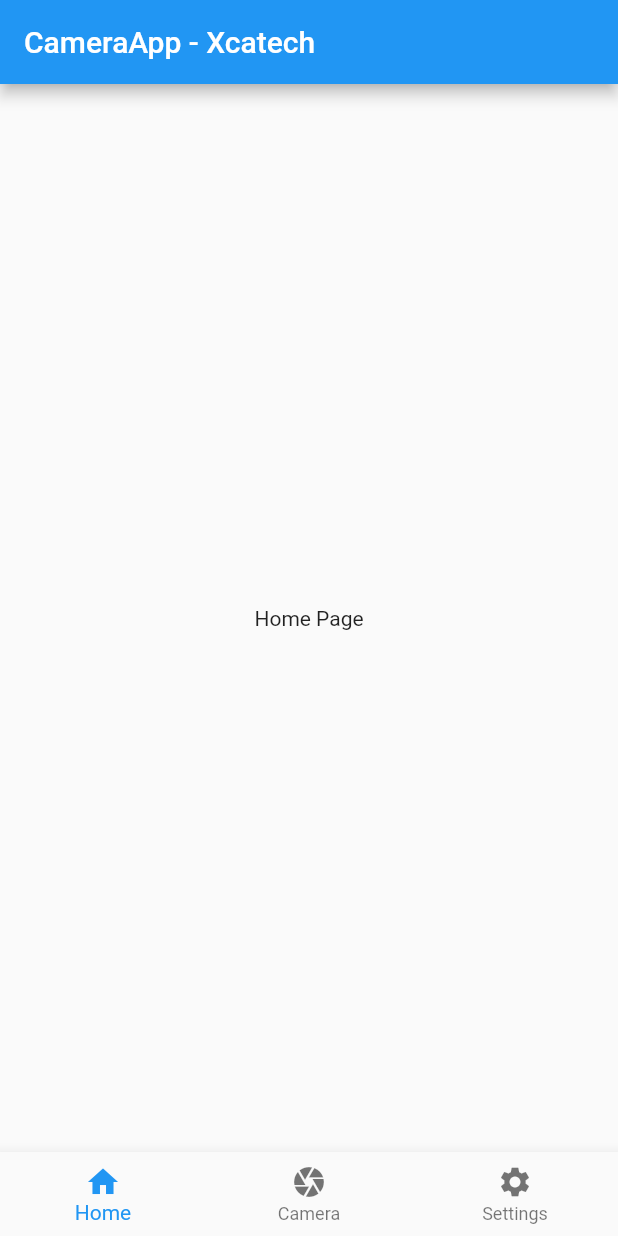
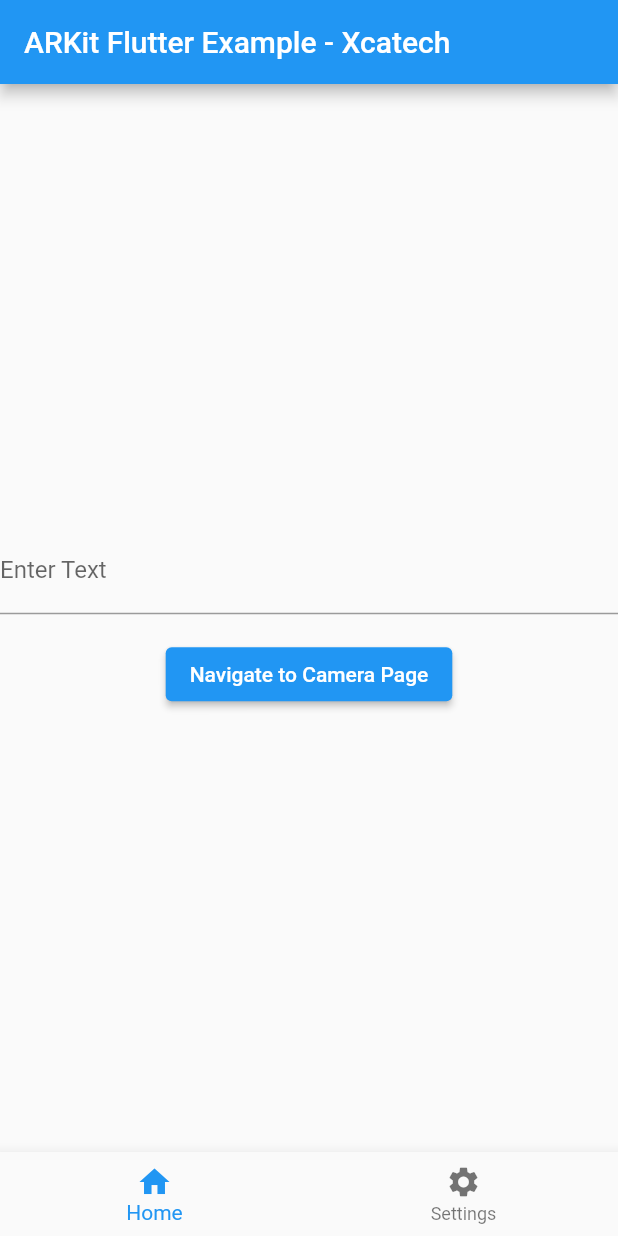
Before and after one commit to LucasoDevDotTk/Flutter-ARKit-Demo, a Flutter app: the screen it shows after launch, on a phone screen of 412 x 824 dp. Run offline on Flutter 3.47's test engine with Material 2 defaults, Android fonts, the phone set to English and light mode, and no system bars; missing offline and left inert: arkit_plugin.

Commit message:
Update main.dart

```diff
--- a/myapp/lib/main.dart
+++ b/myapp/lib/main.dart
@@ -24,20 +24,30 @@ class MyHomePage extends StatefulWidget {
 
 class _MyHomePageState extends State<MyHomePage> {
   int _selectedIndex = 0;
-
-  final List<Widget> _pages = [
-    HomePage(),
-    CameraPage(),
-    ProfilePage(),
-  ];
+  TextEditingController textController = TextEditingController();
 
   @override
   Widget build(BuildContext context) {
     return Scaffold(
       appBar: AppBar(
-        title: Text('CameraApp - Xcatech'),
+        title: Text('ARKit Flutter Example - Xcatech'),
       ),
-      body: _pages[_selectedIndex],
+      body: IndexedStack(
+        index: _selectedIndex,
+        children: [
+          HomePage(
+            onNavigateToCameraPage: (text) {
+              Navigator.push(
+                context,
+                MaterialPageRoute(
+                  builder: (context) => CameraPage(initialText: text),
+                ),
+              );
+            },
+          ),
+          ProfilePage(),
+        ],
+      ),
       bottomNavigationBar: BottomNavigationBar(
         currentIndex: _selectedIndex,
         onTap: (index) {
@@ -51,10 +61,6 @@ class _MyHomePageState extends State<MyHomePage> {
             label: 'Home',
           ),
           BottomNavigationBarItem(
-            icon: Icon(Icons.camera),
-            label: 'Camera',
-          ),
-          BottomNavigationBarItem(
             icon: Icon(Icons.settings),
             label: 'Settings',
           ),
@@ -64,16 +70,67 @@ class _MyHomePageState extends State<MyHomePage> {
   }
 }
 
-class HomePage extends StatelessWidget {
+class HomePage extends StatefulWidget {
+  final Function(String) onNavigateToCameraPage;
+
+  HomePage({required this.onNavigateToCameraPage});
+
+  @override
+  _HomePageState createState() => _HomePageState();
+}
+
+class _HomePageState extends State<HomePage> {
+  TextEditingController textController = TextEditingController();
+
   @override
   Widget build(BuildContext context) {
     return Center(
-      child: Text('Home Page'),
+      child: Column(
+        mainAxisAlignment: MainAxisAlignment.center,
+        children: [
+          TextField(
+            controller: textController,
+            decoration: InputDecoration(labelText: 'Enter Text'),
+          ),
+          SizedBox(height: 16),
+          ElevatedButton(
+            onPressed: () {
+              // Pass the text to the callback function
+              widget.onNavigateToCameraPage(textController.text);
+            },
+            child: Text('Navigate to Camera Page'),
+          ),
+        ],
+      ),
+    );
+  }
+}
+
+class ProfilePage extends StatelessWidget {
+  @override
+  Widget build(BuildContext context) {
+    return Center(
+      child: Column(
+        mainAxisAlignment: MainAxisAlignment.center,
+        children: [
+          Text('Copyright © 2023 LucasoDevDotTk. (LUCASODEV.UK.TO). All Rights Reserved.', textAlign: TextAlign.center,),
+          SizedBox(height: 16),
+          Text(
+            'This is a debug application. Do not republish or distribute without proper authorization.',
+            textAlign: TextAlign.center,
+            style: TextStyle(color: Colors.red),
+          ),
+        ],
+      ),
     );
   }
 }
 
 class CameraPage extends StatefulWidget {
+  final String initialText;
+
+  CameraPage({required this.initialText});
+
   @override
   _CameraPage createState() => _CameraPage();
 }
@@ -89,18 +146,22 @@ class _CameraPage extends State<CameraPage> {
 
   @override
   Widget build(BuildContext context) => Scaffold(
-      body: ARKitSceneView(onARKitViewCreated: onARKitViewCreated));
+        appBar: AppBar(
+          title: Text('Camera Page'),
+        ),
+        body: ARKitSceneView(onARKitViewCreated: onARKitViewCreated),
+      );
 
   void onARKitViewCreated(ARKitController arkitController) {
     this.arkitController = arkitController;
 
     final node = ARKitNode(
       geometry: ARKitText(
-      text: "Test",
+        text: widget.initialText,
         extrusionDepth: 1,
         materials: [
           ARKitMaterial(
-          diffuse: ARKitMaterialProperty.color(Colors.blue),
+            diffuse: ARKitMaterialProperty.color(Colors.orange),
           ),
         ],
       ),
@@ -108,15 +169,6 @@ class _CameraPage extends State<CameraPage> {
     );
 
     node.scale.setValues(0.01, 0.01, 0.01);
-  arkitController.add(node);
-}
-
-}
-class ProfilePage extends StatelessWidget {
-  @override
-  Widget build(BuildContext context) {
-    return Center(
-      child: Text('Profile Page'),
-    );
+    this.arkitController.add(node);
   }
 }
```
Lines whose indentation alone changed are shown as unchanged.
